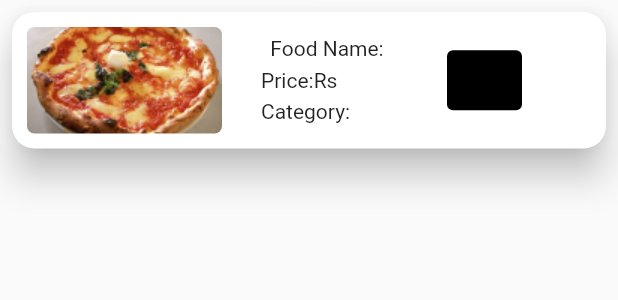
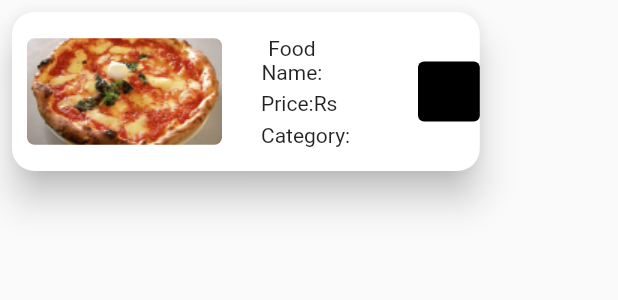
Before and after one commit to restaurant-management-app-dbms/Restaurant-Management-App, a Flutter app: what menucard() shows on an empty page, opened directly with empty values, on a phone screen of 412 x 824 dp. Shown: the top 300 px of the screen. Run offline on Flutter 3.47's test engine with Material 2 defaults, Android fonts, the phone set to English and light mode, and no system bars; our stand-ins replace cloud_firestore, firebase_auth, firebase_core; missing offline and left inert: dart:ffi; accounts and stored records are empty.

Commit message:
Ovverflow corrected

```diff
--- a/lib/custom_classes/menu_card.dart
+++ b/lib/custom_classes/menu_card.dart
@@ -42,7 +42,10 @@ class _menucardState extends State<menucard> {
         shape: RoundedRectangleBorder(
             borderRadius: BorderRadius.all(Radius.circular(15.0))),
         elevation: 10.0,
-        child: Row(crossAxisAlignment: CrossAxisAlignment.center, children: [
+        child: Row(
+            crossAxisAlignment: CrossAxisAlignment.center,
+            mainAxisSize: MainAxisSize.min,
+            children: [
               Container(
                 margin: EdgeInsets.all(5.0),
                 padding: EdgeInsets.all(5.0),
@@ -60,7 +63,7 @@ class _menucardState extends State<menucard> {
                   mainAxisSize: MainAxisSize.min,
                   children: [
                     Container(
-                  width: 88,
+                      width: MediaQuery.of(context).size.width / 10,
                       child: Text(
                         "Food Name:${widget.item.food}",
                         textAlign: TextAlign.center,
@@ -70,13 +73,14 @@ class _menucardState extends State<menucard> {
                     Text("Price:Rs ${widget.item.price}"),
                     SizedBox(height: 5.0),
                     Container(
-                    width: 88, child: Text("Category:${widget.item.category}"))
+                        width: MediaQuery.of(context).size.width / 6,
+                        child: Text("Category:${widget.item.category}"))
                   ],
                 ),
               ),
               SizedBox(width: 20.0),
               Container(
-            width: 50.0,
+                width: MediaQuery.of(context).size.width / 10,
                 //padding: EdgeInsets.all(8.0),
                 child: TextButton(
                     style: ButtonStyle(
--- a/lib/main.dart
+++ b/lib/main.dart
@@ -5,6 +5,7 @@ import 'package:dbms_app/screens/cashier.dart';
 import 'package:dbms_app/screens/cook.dart';
 import 'package:dbms_app/screens/login.dart';
 import 'package:dbms_app/screens/addorder.dart';
+import 'package:dbms_app/screens/menu.dart';
 import 'package:dbms_app/screens/myorders.dart';
 import 'package:dbms_app/screens/new_order.dart';
 import 'package:dbms_app/screens/order_status.dart';
@@ -22,7 +23,7 @@ void main() async {
   await Firebase.initializeApp();
   runApp(
     MaterialApp(debugShowCheckedModeBanner: false, routes: {
-      "/": (context) => login(),
+      "/": (context) => menu(),
       "/login": (context) => login(),
       "/adduser": (context) => adduser(),
       "/waiter": (context) => waiter(),
```
Also changed, not shown: 1 other file. Lines whose indentation alone changed are shown as unchanged.
